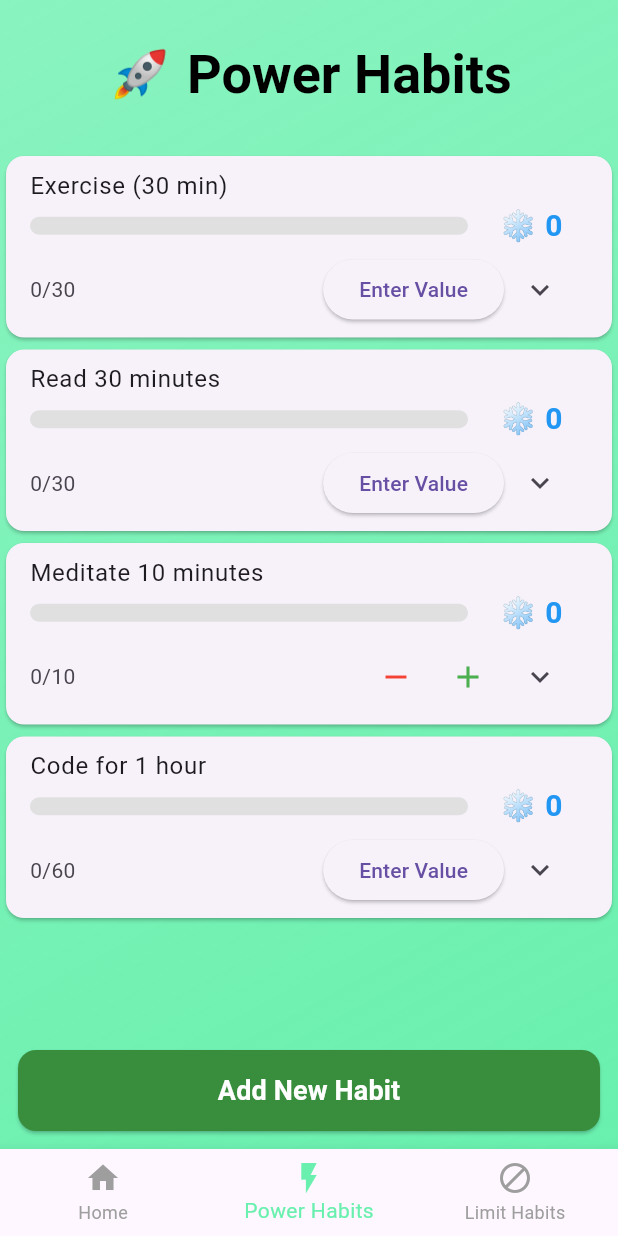
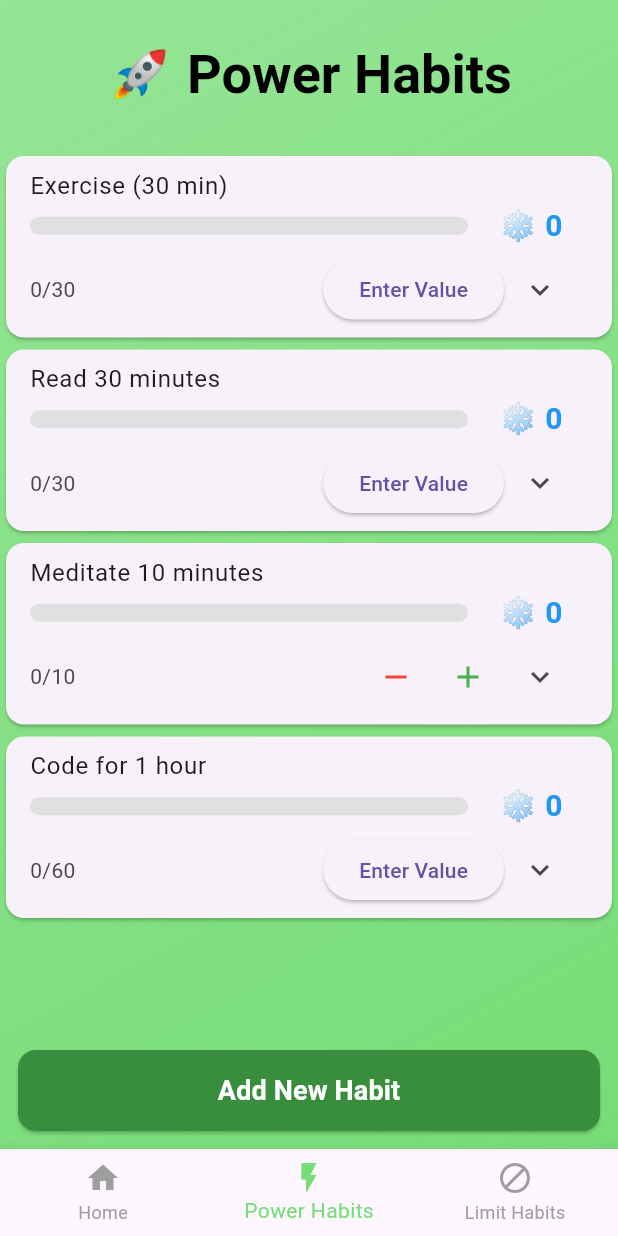
Before and after one commit to TechRaj/habit_tracker, a Flutter app: the screen it shows after launch, swiped to page 2, on a phone screen of 412 x 824 dp. Run offline on Flutter 3.47's test engine with Material 3 defaults, Android fonts, the phone set to English and light mode, and no system bars; our stand-ins replace confetti, fl_chart, google_fonts, shared_preferences, vibration.

Commit message:
make colours more pastel

```diff
--- a/lib/main.dart
+++ b/lib/main.dart
@@ -2,6 +2,7 @@ import 'package:flutter/material.dart';
 import 'screens/main_screen.dart'; // Main Dashboard with Stats
 import 'screens/power_habits_screen.dart'; // 🚀 Power Habits
 import 'screens/limit_habits_screen.dart'; // 🔒 Limit Habits
+
 
 void main() async {
   WidgetsFlutterBinding.ensureInitialized();
@@ -46,9 +47,9 @@ class _HomePageState extends State<HomePage> {
 
   // 🎨 Background Colors for Each Page
   final List<Color> _backgroundColors = [
-    Colors.lightBlueAccent,  // Main Screen
-    Colors.greenAccent, // Power Habits
-    Colors.redAccent,   // Limit Habits
+    Color.fromARGB(255, 85, 182, 217),  // Main Screen
+    Color(0xFF77DD77), // Power Habits
+    Color(0xFFF4A7B9),   // Limit Habits
   ];
 
   void _onPageChanged(int index) {
--- a/lib/screens/main_screen.dart
+++ b/lib/screens/main_screen.dart
@@ -204,7 +204,7 @@ class _MainScreenState extends State<MainScreen> {
         backgroundColor: Colors.transparent,
         elevation: 0,
         title: Text(
-          "🏆 Dashboard",
+          "🎯 Dashboard",
           style: GoogleFonts.roboto(
             fontSize: 36,
             fontWeight: FontWeight.bold,
```
Also changed, not shown: UI screenshots/Screenshot 2025-03-12 at 01.56.46.png (deleted), UI screenshots/Screenshot 2025-03-12 at 02.01.12.png (deleted), UI screenshots/Screenshot 2025-03-12 at 02.19.32.png (deleted), UI screenshots/limit_habits.png (added), UI screenshots/main_screen.png (added), UI screenshots/power_habits.png (added), 1 other file.
